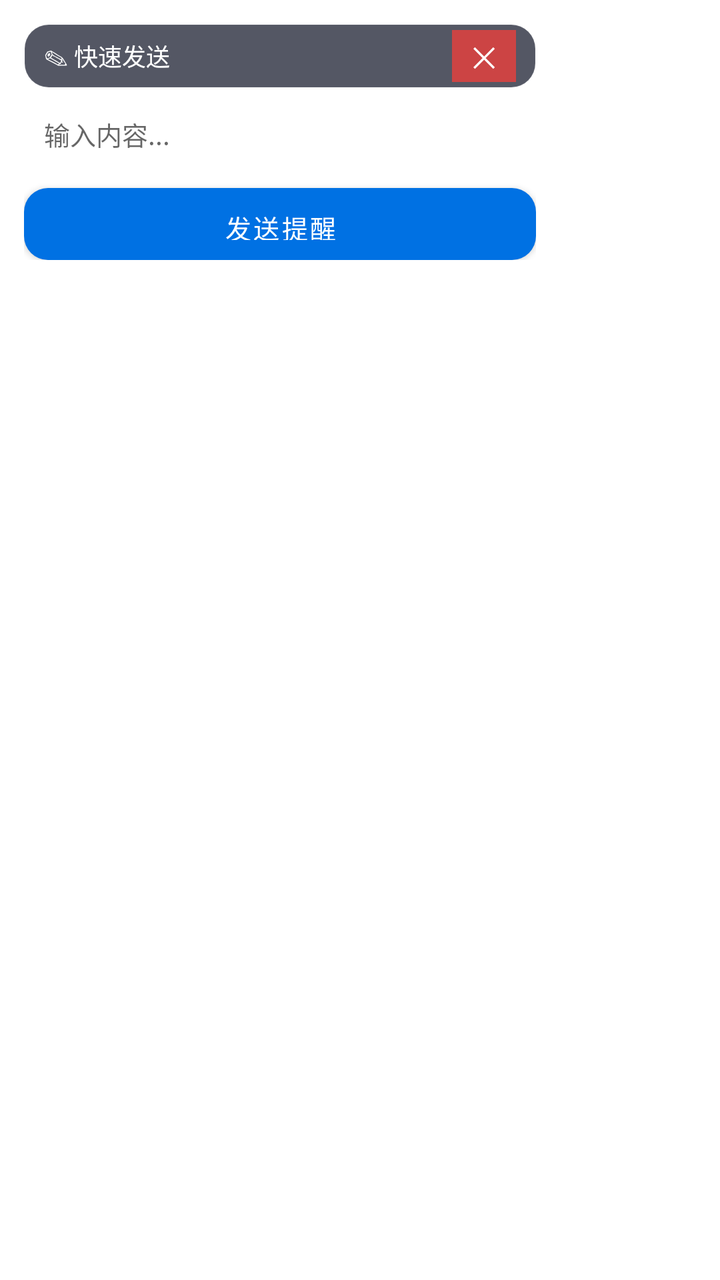
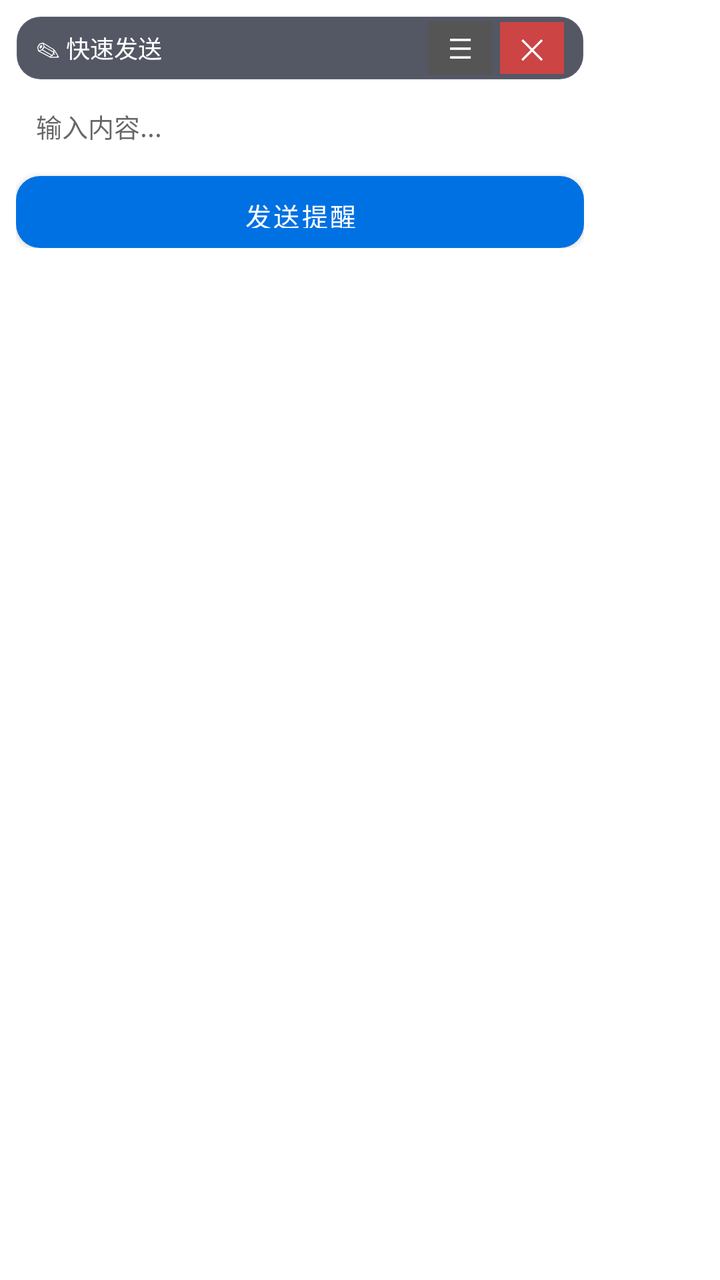

An Android layout rendered at two revisions. The XML below is the earlier revision; the diff shows what the commit changed to produce the second picture.
<!-- AndroidManifest.xml: application theme Theme.Mengqixi -->
<!-- res/layout/bubble_overlay.xml -->
<?xml version="1.0" encoding="utf-8"?>
<FrameLayout xmlns:android="http://schemas.android.com/apk/res/android"
    android:layout_width="wrap_content"
    android:layout_height="wrap_content">

    <LinearLayout
        android:layout_width="280dp"
        android:layout_height="wrap_content"
        android:background="@drawable/bg_glass_card"
        android:elevation="8dp"
        android:orientation="vertical"
        android:padding="12dp">

        
        <FrameLayout
            android:id="@+id/bubbleHeader"
            android:layout_width="match_parent"
            android:layout_height="32dp"
            android:background="@drawable/bg_glass_dark"
            android:gravity="center_vertical"
            android:paddingHorizontal="10dp">

            <TextView
                android:layout_width="wrap_content"
                android:layout_height="wrap_content"
                android:layout_gravity="center_vertical"
                android:text="✎ 快速发送"
                android:textColor="#FFFFFF"
                android:textSize="12sp" />

            <TextView
                android:id="@+id/btnBubbleClose"
                android:layout_width="32dp"
                android:layout_height="26dp"
                android:layout_gravity="end|center_vertical"
                android:background="#CC4444"
                android:gravity="center"
                android:text="✕"
                android:textColor="#FFFFFF"
                android:textSize="14sp"
                android:paddingHorizontal="4dp" />
        </FrameLayout>

        
        <TextView
            android:id="@+id/bubbleMsg"
            android:layout_width="match_parent"
            android:layout_height="wrap_content"
            android:layout_marginTop="4dp"
            android:background="@drawable/bg_input_glass"
            android:padding="8dp"
            android:textColor="#333"
            android:textSize="12sp"
            android:visibility="gone" />

        
        <ImageView
            android:id="@+id/bubblePhoto"
            android:layout_width="180dp"
            android:layout_height="180dp"
            android:scaleType="centerCrop"
            android:visibility="gone"
            android:layout_marginTop="4dp"
            android:background="@drawable/bg_glass_card" />

        
        <EditText
            android:id="@+id/bubbleBody"
            android:layout_width="match_parent"
            android:layout_height="38dp"
            android:layout_marginTop="4dp"
            android:background="@drawable/bg_input_glass"
            android:hint="输入内容..."
            android:maxLength="200"
            android:paddingHorizontal="10dp"
            android:textSize="13sp" />

        
        <Button
            android:id="@+id/btnBubbleSend"
            android:layout_width="match_parent"
            android:layout_height="36dp"
            android:layout_marginTop="8dp"
            android:background="@drawable/bg_button_gradient"
            android:text="发送提醒"
            android:textAllCaps="false"
            android:textColor="#FFFFFF"
            android:textSize="13sp" />

    </LinearLayout>

</FrameLayout>
<!-- resources referenced by this layout -->
<resources>
  <!-- drawable bg_button_gradient (drawable) -->
  <?xml version="1.0" encoding="utf-8"?>
  <shape xmlns:android="http://schemas.android.com/apk/res/android"
      android:shape="rectangle">
      <gradient
          android:startColor="#5A6A8A"
          android:endColor="#6D7F9E"
          android:angle="45" />
      <corners android:radius="12dp" />
  </shape>
  <!-- drawable bg_glass_card (drawable) -->
  <?xml version="1.0" encoding="utf-8"?>
  <shape xmlns:android="http://schemas.android.com/apk/res/android"
      android:shape="rectangle">
      <solid android:color="#B2FFFFFF" />
      <corners android:radius="16dp" />
      <stroke android:width="0.5dp" android:color="#4DFFFFFF" />
  </shape>
  <!-- drawable bg_glass_dark (drawable) -->
  <?xml version="1.0" encoding="utf-8"?>
  <shape xmlns:android="http://schemas.android.com/apk/res/android"
      android:shape="rectangle">
      <solid android:color="#CC2A2D3E" />
      <corners android:radius="12dp" />
      <stroke android:width="0.5dp" android:color="#14FFFFFF" />
  </shape>
  <!-- drawable bg_input_glass (drawable) -->
  <?xml version="1.0" encoding="utf-8"?>
  <shape xmlns:android="http://schemas.android.com/apk/res/android"
      android:shape="rectangle">
      <solid android:color="#80FFFFFF" />
      <corners android:radius="10dp" />
      <stroke android:width="1dp" android:color="#33FFFFFF" />
  </shape>
  <style name="Theme.Mengqixi" parent="Theme.MaterialComponents.DayNight.NoActionBar">
          <item name="colorPrimary">#0071e3</item>
          <item name="colorPrimaryVariant">#0060c1</item>
          <item name="colorOnPrimary">#ffffff</item>
          <item name="colorSecondary">#34c759</item>
          <item name="android:statusBarColor">#1d1d1f</item>
      </style>
</resources>

<!-- the commit's change to res/layout/bubble_overlay.xml (unified diff, before → after) -->
@@ -4,12 +4,12 @@
     android:layout_height="wrap_content">
 
     <LinearLayout
-        android:layout_width="280dp"
+        android:layout_width="300dp"
         android:layout_height="wrap_content"
         android:background="@drawable/bg_glass_card"
         android:elevation="8dp"
         android:orientation="vertical"
-        android:padding="12dp">
+        android:padding="8dp">
 
         
         <FrameLayout
@@ -28,18 +28,64 @@
                 android:textColor="#FFFFFF"
                 android:textSize="12sp" />
 
+            <LinearLayout
+                android:layout_width="wrap_content"
+                android:layout_height="match_parent"
+                android:layout_gravity="end|center_vertical"
+                android:gravity="center_vertical"
+                android:orientation="horizontal">
+
+                
+                <TextView
+                    android:id="@+id/btnBubbleHistory"
+                    android:layout_width="32dp"
+                    android:layout_height="26dp"
+                    android:layout_marginEnd="4dp"
+                    android:background="#555"
+                    android:gravity="center"
+                    android:text="☰"
+                    android:textColor="#FFFFFF"
+                    android:textSize="14sp" />
+
+                <TextView
+                    android:id="@+id/btnBubbleClose"
+                    android:layout_width="32dp"
+                    android:layout_height="26dp"
+                    android:background="#CC4444"
+                    android:gravity="center"
+                    android:text="✕"
+                    android:textColor="#FFFFFF"
+                    android:textSize="14sp"
+                    android:paddingHorizontal="4dp" />
+            </LinearLayout>
+        </FrameLayout>
+
+        
+        <LinearLayout
+            android:id="@+id/bubbleHistoryPanel"
+            android:layout_width="match_parent"
+            android:layout_height="wrap_content"
+            android:orientation="vertical"
+            android:visibility="gone">
+
             <TextView
-                android:id="@+id/btnBubbleClose"
-                android:layout_width="32dp"
-                android:layout_height="26dp"
-                android:layout_gravity="end|center_vertical"
-                android:background="#CC4444"
+                android:layout_width="match_parent"
+                android:layout_height="wrap_content"
+                android:text="── 最近消息 ──"
+                android:textSize="10sp"
+                android:textColor="#999"
                 android:gravity="center"
-                android:text="✕"
-                android:textColor="#FFFFFF"
-                android:textSize="14sp"
-                android:paddingHorizontal="4dp" />
-        </FrameLayout>
+                android:layout_marginTop="4dp"
+                android:layout_marginBottom="2dp" />
+
+            <androidx.recyclerview.widget.RecyclerView
+                android:id="@+id/bubbleHistoryList"
+                android:layout_width="match_parent"
+                android:layout_height="200dp"
+                android:background="@drawable/bg_glass_card"
+                android:clipToPadding="false"
+                android:padding="4dp" />
+        </LinearLayout>
 
         
         <TextView
@@ -80,7 +126,7 @@
             android:id="@+id/btnBubbleSend"
             android:layout_width="match_parent"
             android:layout_height="36dp"
-            android:layout_marginTop="8dp"
+            android:layout_marginTop="6dp"
             android:background="@drawable/bg_button_gradient"
             android:text="发送提醒"
             android:textAllCaps="false"
